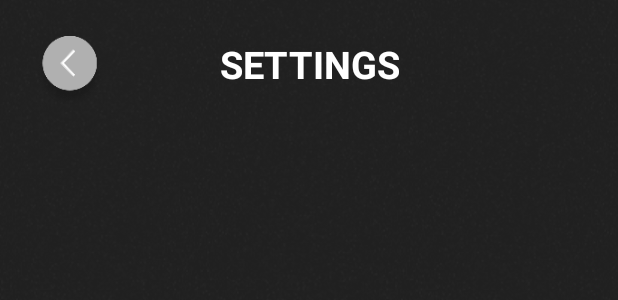
After one commit to jorgeiiavila/CarCrash, an Android app: the layout activity_settings.xml on its own in the app's theme, with its tools: preview values and no code run, on a phone screen of 412 x 824 dp. The commit adds this screen. Shown: the top 300 px of the screen. Run offline under Robolectric (Android 15) with nearby library versions, the phone set to English and light mode, and no system bars.

Commit message:
Added Settings Activity

```diff
--- a/app/src/main/AndroidManifest.xml
+++ b/app/src/main/AndroidManifest.xml
@@ -16,7 +16,8 @@
                 <category android:name="android.intent.category.LAUNCHER" />
             </intent-filter>
         </activity>
-        <activity android:name=".GameActivity"></activity>
+        <activity android:name=".GameActivity" />
+        <activity android:name=".SettingsActivity"></activity>
     </application>
 
 </manifest>
--- /dev/null
+++ b/app/src/main/res/layout/activity_settings.xml
@@ -0,0 +1,34 @@
+<?xml version="1.0" encoding="utf-8"?>
+<android.support.constraint.ConstraintLayout xmlns:android="http://schemas.android.com/apk/res/android"
+    xmlns:app="http://schemas.android.com/apk/res-auto"
+    xmlns:tools="http://schemas.android.com/tools"
+    android:layout_width="match_parent"
+    android:layout_height="match_parent"
+    android:background="@drawable/background"
+    tools:context="com.jorgeiiavila.carcrash.SettingsActivity">
+
+    <Button
+        android:id="@+id/settingsBackBtn"
+        android:layout_width="45dp"
+        android:layout_height="47dp"
+        android:layout_marginStart="24dp"
+        android:layout_marginTop="24dp"
+        android:background="@drawable/back_cta"
+        app:layout_constraintStart_toStartOf="parent"
+        app:layout_constraintTop_toTopOf="parent" />
+
+    <TextView
+        android:id="@+id/settingsTitle"
+        android:layout_width="wrap_content"
+        android:layout_height="wrap_content"
+        android:layout_marginBottom="10dp"
+        android:text="SETTINGS"
+        android:textAlignment="center"
+        android:textColor="@android:color/white"
+        android:textSize="25sp"
+        android:textStyle="bold"
+        app:layout_constraintBottom_toBottomOf="@+id/settingsBackBtn"
+        app:layout_constraintEnd_toEndOf="parent"
+        app:layout_constraintStart_toStartOf="parent"
+        app:layout_constraintTop_toTopOf="@+id/settingsBackBtn" />
+</android.support.constraint.ConstraintLayout>
--- a/app/src/main/res/values/colors.xml
+++ b/app/src/main/res/values/colors.xml
@@ -3,4 +3,5 @@
     <color name="colorPrimary">#3F51B5</color>
     <color name="colorPrimaryDark">#303F9F</color>
     <color name="colorAccent">#FF4081</color>
+    <color name="carCrashGreen">#59b28c</color>
 </resources>
```
Also changed, not shown: app/src/main/java/com/jorgeiiavila/carcrash/MainActivity.java (+14 -3 lines), app/src/main/java/com/jorgeiiavila/carcrash/SettingsActivity.java (added, +36 -0 lines), app/src/main/res/layout/activity_main.xml (+50 -6 lines).
